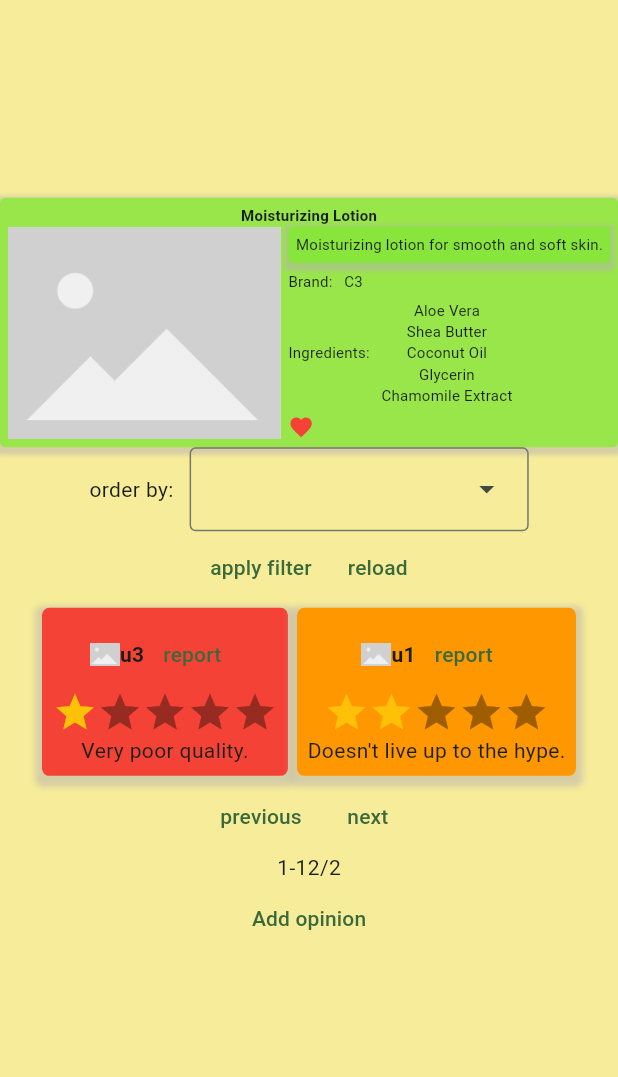
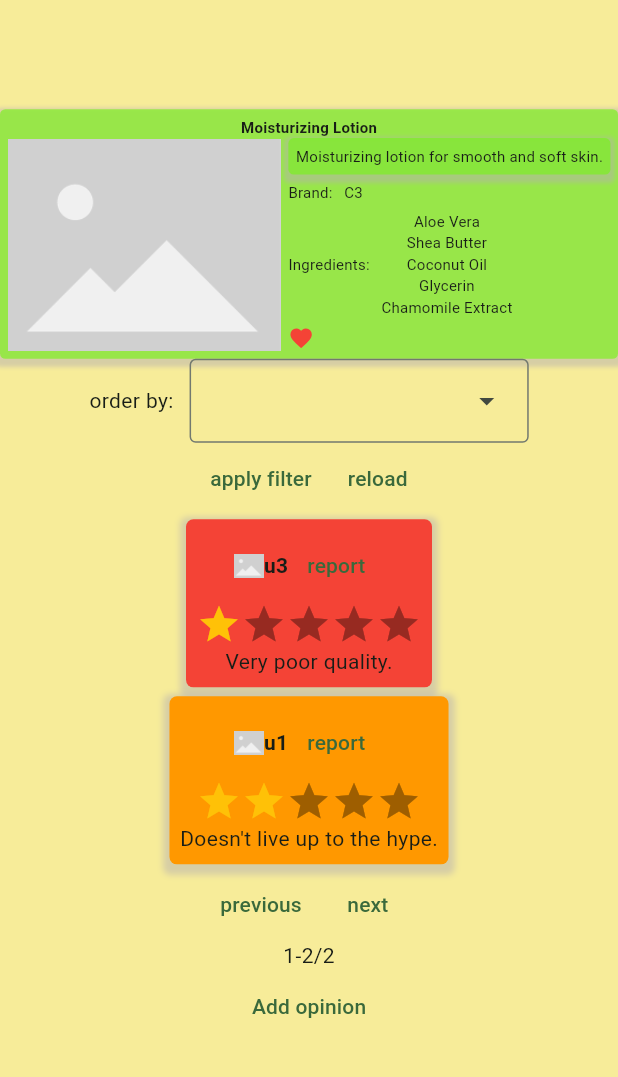
Before and after one commit to IO2-InGreed1/IO2_InGreed.io-1, a Flutter app: the screen it shows after launch, after a tap on "Client pov", after a tap on "Moisturizing Lotion", on a phone screen of 412 x 824 dp, the part 84-1161 px from its top. Run offline on Flutter 3.47's test engine with Material 3 defaults, Android fonts, the phone set to English and light mode, and no system bars; drawn by our look-alikes of flutter_rating_bar; our stand-ins replace dart_mappable, flutter_bloc, hydrated_bloc, image_picker, loading_animation_widget; missing offline and left inert: omni_datetime_picker; generated files the repository leaves out were written again.

Commit message:
poprawienie rzeczy na mobilkę

```diff
--- a/Frontend/ingreedio_front/lib/creators/opinion_creator.dart
+++ b/Frontend/ingreedio_front/lib/creators/opinion_creator.dart
@@ -60,7 +60,7 @@ class _OpinionCreatorState extends State<OpinionCreator> {
           onChanged: (value){widget.item.text=value;},
           allowMultiline: true,),
         ),
-        LabelWidget(label: "Score: ",child: DoubleRatingCreator(reference:ItemWrapper(widget.item.score),onChanged: (value){widget.item.score=value;},))
+        LabelWidget(isHorizontal: false,label: "Score: ",child: DoubleRatingCreator(reference:ItemWrapper(widget.item.score),onChanged: (value){widget.item.score=value;},))
       ],
     );
   }
--- a/Frontend/ingreedio_front/lib/ui/opinion_search_screen.dart
+++ b/Frontend/ingreedio_front/lib/ui/opinion_search_screen.dart
@@ -83,7 +83,6 @@ class ReportedOpinionSearchScreen extends SearchScreen<Opinion> {
 }
 
 class _ReportedOpinionSearchScreenState extends SearchScreenState<Opinion> {
-
   @override
   Widget build(BuildContext context) {
     columns=1;
--- a/Frontend/ingreedio_front/lib/ui/product_search_screen.dart
+++ b/Frontend/ingreedio_front/lib/ui/product_search_screen.dart
@@ -52,7 +52,7 @@ class _ProductSearchScreenState extends SearchScreenState<Product> {
     if(currentClient!=null&&showPreferences)
     {
       var pref=PreferenceSelector(reference: ItemWrapper(null));
-        widgets.add(LabelWidget(label: "choose preference",child: pref));
+        widgets.add(LabelWidget(isHorizontal: false,label: "choose preference",child: pref));
         widgets.add(PreferenceButton(selector: pref, onClicked: (value)
         {
           if(value!=null)
@@ -78,6 +78,15 @@ class _ProductSearchScreenState extends SearchScreenState<Product> {
     double pixelPerFlex=300/filterFlex;
     return LayoutBuilder(
       builder: (context,constraints) {
+        if(constraints.maxWidth<(1/2)*pixelPerFlex*sum)
+        {
+          return Column(mainAxisAlignment: MainAxisAlignment.end,
+          children: [
+            StandardDecorator(child: filterWidget),
+            StandardDecorator(child: listWidget)
+            ],
+           );
+        }
         if(constraints.maxWidth<pixelPerFlex*sum)
         {
           return Row(mainAxisAlignment: MainAxisAlignment.end,
--- a/Frontend/ingreedio_front/lib/ui/product_widget.dart
+++ b/Frontend/ingreedio_front/lib/ui/product_widget.dart
@@ -1,11 +1,9 @@
 import 'package:flutter/material.dart';
 import 'package:ingreedio_front/creators/creators.dart';
-import 'package:ingreedio_front/creators/opinion_creator.dart';
 import 'package:ingreedio_front/cubit_logic/session_cubit.dart';
 import 'package:ingreedio_front/logic/products.dart';
 import 'package:ingreedio_front/ui/common_ui_elements.dart';
 import 'package:ingreedio_front/ui/ingredient_widget.dart';
-import 'package:ingreedio_front/logic/users.dart';
 import 'opinion_search_screen.dart';
 class ProductAndOpinionWidget extends StatefulWidget {
   const ProductAndOpinionWidget({super.key,required this.product});
--- a/Frontend/ingreedio_front/lib/ui/search_screen.dart
+++ b/Frontend/ingreedio_front/lib/ui/search_screen.dart
@@ -1,3 +1,5 @@
+import 'dart:io';
+
 import 'package:flutter/material.dart';
 import 'package:flutter_bloc/flutter_bloc.dart';
 import 'package:ingreedio_front/creators/creators.dart';
@@ -70,7 +72,7 @@ abstract class SearchScreenState<T> extends State<SearchScreen<T>> {
   //search screen data
   int from=0,maks=0;
   //int rows, columns;
-  int columns=2,rows=6;
+  int columns=Platform.isAndroid||Platform.isIOS?1:2,rows=6;
   int get count=>columns*rows;
   SearchScreenData<T>? lastData;
   //cubit
@@ -131,7 +133,6 @@ abstract class SearchScreenState<T> extends State<SearchScreen<T>> {
   @override
   Widget build(BuildContext context) {
     providerCubit.loadData(from,from+count,filter,context);
-    Widget filterWidget=getFilterWidget(filterCreator);
     Widget listWidget=BlocBuilder<ListCubit<T>,SearchScreenData<T>?>(builder: (context,state)
         {
           if(lastData!=null&&filter!=lastData!.filter) lastData=null;
@@ -149,7 +150,7 @@ abstract class SearchScreenState<T> extends State<SearchScreen<T>> {
           return listWidget;
         });
     return BlocProvider(create: (context)=>providerCubit,
-    child: putWidgets(listWidget, filterWidget)
+    child: putWidgets(listWidget, getFilterWidget(filterCreator))
     );
   }
   Widget get listControlWidgets
@@ -179,7 +180,7 @@ abstract class SearchScreenState<T> extends State<SearchScreen<T>> {
           }, child: const Text("next")),
           ],
         ),
-        Text("${from+1}-${from+count}/$maks"),
+        Text("${from+1}-${maks<from+count?maks:from+count}/$maks"),
       ],
     );
   }
```
